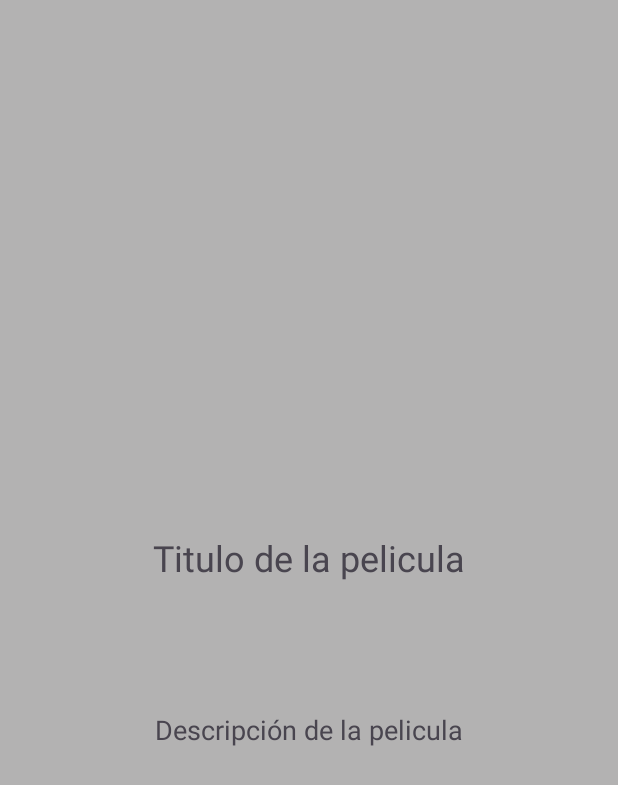
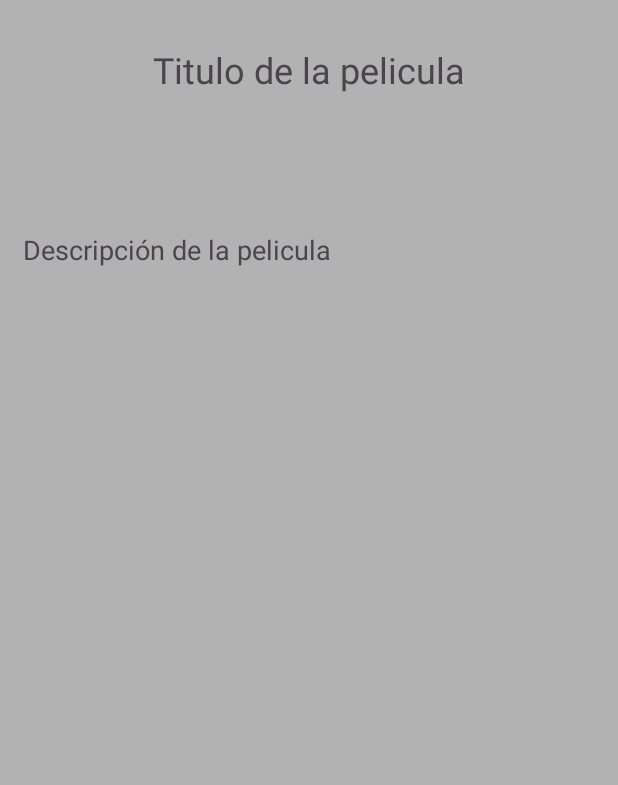
Before and after one commit to AntonioJesusRM/Sprint3Lab, an Android app: the layout activity_details_movie.xml on its own in the app's theme, with its tools: preview values and no code run, on a phone screen of 412 x 824 dp. Shown: the top 785 px of the screen. Run offline under Robolectric (Android 15) with nearby library versions, the phone set to English and light mode, and no system bars.

Commit message:
Delete linear layout in constraint layout

```diff
--- a/app/src/main/res/layout/activity_details_movie.xml
+++ b/app/src/main/res/layout/activity_details_movie.xml
@@ -16,44 +16,42 @@
         android:contentDescription="@string/rv_movie_poster_movie"
         android:gravity="center"
         android:scaleType="center"
-        app:layout_constraintBottom_toTopOf="@id/llDetails"
+        app:layout_constraintBottom_toTopOf="@id/tvTitle"
         app:layout_constraintEnd_toEndOf="parent"
         app:layout_constraintStart_toStartOf="parent"
         app:layout_constraintTop_toTopOf="parent" />
 
-    <LinearLayout
-        android:id="@+id/llDetails"
-        android:layout_width="wrap_content"
-        android:layout_height="0dp"
-        android:layout_marginHorizontal="40dp"
-        android:gravity="center"
-        android:orientation="vertical"
-        app:layout_constraintBottom_toBottomOf="parent"
-        app:layout_constraintEnd_toEndOf="parent"
-        app:layout_constraintStart_toStartOf="parent"
-        app:layout_constraintTop_toBottomOf="@id/ivPosterDetails">
-
     <TextView
-            android:id="@+id/tvTitle"
+        android:id="@id/tvTitle"
         android:layout_width="wrap_content"
         android:layout_height="wrap_content"
         android:layout_marginTop="10dp"
         android:text="@string/details_movie_title_movie"
         android:textAlignment="center"
-            android:textSize="24sp" />
+        android:textSize="24sp"
+        app:layout_constraintEnd_toEndOf="parent"
+        app:layout_constraintStart_toStartOf="parent"
+        app:layout_constraintTop_toBottomOf="@id/ivPosterDetails" />
 
     <androidx.recyclerview.widget.RecyclerView
         android:id="@+id/rvListGenres"
         android:layout_width="wrap_content"
         android:layout_height="wrap_content"
         android:layout_marginTop="10dp"
+        app:layout_constraintEnd_toEndOf="parent"
+        app:layout_constraintStart_toStartOf="parent"
+        app:layout_constraintTop_toBottomOf="@id/tvTitle"
         tools:listitem="@layout/item_rv_genres" />
 
     <ScrollView
         android:id="@+id/svOverview"
-            android:layout_width="wrap_content"
-            android:layout_height="wrap_content"
-            android:layout_marginTop="10dp">
+        android:layout_width="0dp"
+        android:layout_height="0dp"
+        android:padding="15dp"
+        app:layout_constraintBottom_toBottomOf="parent"
+        app:layout_constraintEnd_toEndOf="parent"
+        app:layout_constraintStart_toStartOf="parent"
+        app:layout_constraintTop_toBottomOf="@id/rvListGenres">
 
         <TextView
             android:id="@+id/tvOverview"
@@ -63,8 +61,6 @@
             android:textAlignment="center"
             android:textSize="18sp" />
     </ScrollView>
-
-    </LinearLayout>
 
     <ProgressBar
         android:id="@+id/pbLoadingDetails"
```
Lines whose indentation alone changed are shown as unchanged.
